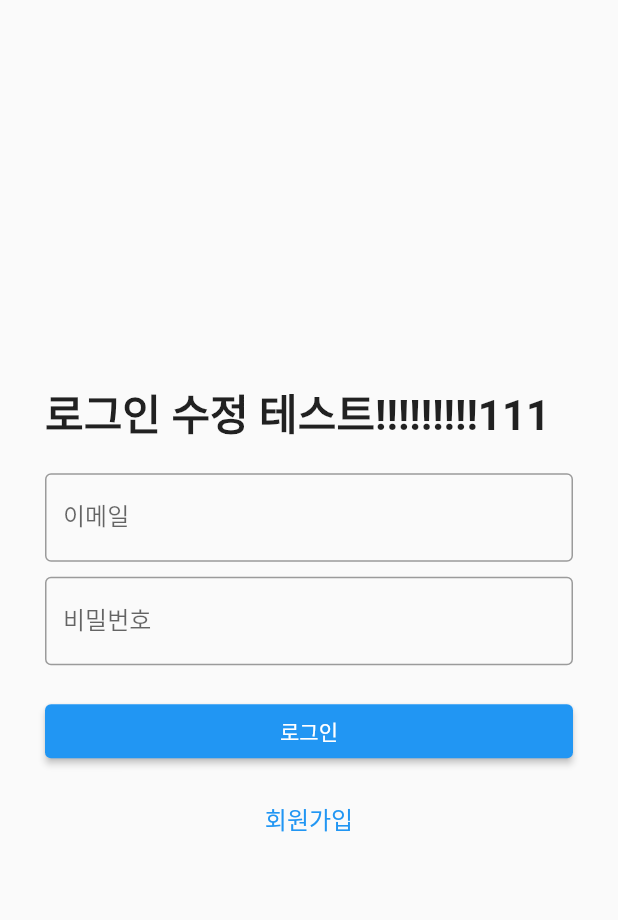
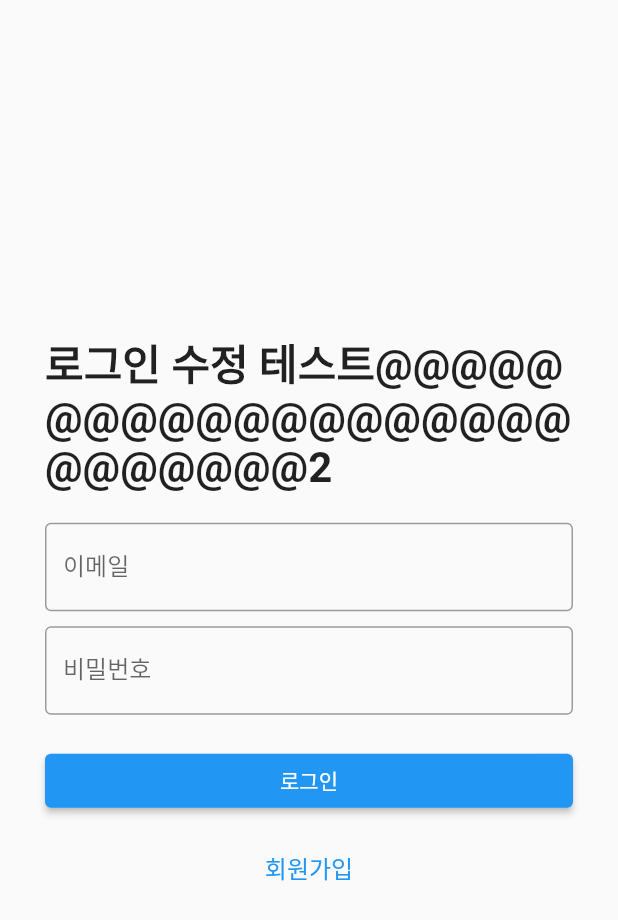
Before and after one commit to sohenney/Graduation_Project, a Flutter app: the screen it shows after launch, on a phone screen of 412 x 824 dp. Shown: the top 920 px of the screen. Run offline on Flutter 3.47's test engine with Material 2 defaults, Android fonts, the phone set to English and light mode, and no system bars.

Commit message:
2차 수정 테스트 이번에는 login_ui 파일만 올림

```diff
--- a/capstone/lib/login_ui.dart
+++ b/capstone/lib/login_ui.dart
@@ -33,7 +33,7 @@ class LoginScreen extends StatelessWidget {
             crossAxisAlignment: CrossAxisAlignment.start,
             children: [
               const Text(
-                "로그인 수정 테스트!!!!!!!!!111",
+                "로그인 수정 테스트@@@@@@@@@@@@@@@@@@@@@@@@@@2",
                 style: TextStyle(fontSize: 28, fontWeight: FontWeight.bold),
               ),
               const SizedBox(height: 20),
```
